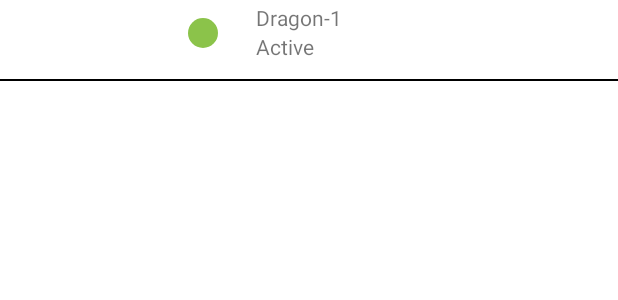
After one commit to mtalhayerlikaya/SatallitesInSpace, an Android app: the layout satellite_list_rv_item.xml on its own in the app's theme, with its tools: preview values and no code run, on a phone screen of 412 x 824 dp. The commit adds this screen. Shown: the top 300 px of the screen. Run offline under Robolectric (Android 15) with nearby library versions, the phone set to English and light mode, and no system bars; network calls fail.

Commit message:
fragment satellite list recyclerview created

```diff
--- a/app/src/main/AndroidManifest.xml
+++ b/app/src/main/AndroidManifest.xml
@@ -10,7 +10,7 @@
         android:icon="@mipmap/ic_launcher"
         android:label="@string/app_name"
         android:supportsRtl="true"
-        android:theme="@style/Theme.SatellitesInSpace"
+        android:theme="@style/Theme.SatellitesInSpace.NoActionBar"
         tools:targetApi="31">
         <activity
             android:name=".MainActivity"
--- /dev/null
+++ b/app/src/main/res/drawable/bg_green_circle.xml
@@ -0,0 +1,12 @@
+<?xml version="1.0" encoding="utf-8"?>
+<shape
+    xmlns:android="http://schemas.android.com/apk/res/android"
+    android:shape="oval">
+
+    <solid
+        android:color="#8BC34A"/>
+
+    <size
+        android:width="20dp"
+        android:height="20dp"/>
+</shape>
--- /dev/null
+++ b/app/src/main/res/drawable/bg_white_rounded.xml
@@ -0,0 +1,6 @@
+<?xml version="1.0" encoding="utf-8"?>
+<shape xmlns:android="http://schemas.android.com/apk/res/android">
+    <solid android:color="#ffffff"/>
+    <corners android:radius="20dp"/>
+
+</shape>
--- /dev/null
+++ b/app/src/main/res/layout/satellite_list_rv_item.xml
@@ -0,0 +1,49 @@
+<?xml version="1.0" encoding="utf-8"?>
+<androidx.constraintlayout.widget.ConstraintLayout xmlns:android="http://schemas.android.com/apk/res/android"
+    xmlns:app="http://schemas.android.com/apk/res-auto"
+    xmlns:tools="http://schemas.android.com/tools"
+    android:layout_width="match_parent"
+    android:layout_height="65dp">
+
+    <ImageView
+        android:id="@+id/imageView"
+        android:layout_width="wrap_content"
+        android:layout_height="wrap_content"
+        android:layout_marginStart="125dp"
+        android:layout_marginBottom="33dp"
+        android:background="@drawable/bg_green_circle"
+        app:layout_constraintBottom_toBottomOf="parent"
+        app:layout_constraintStart_toStartOf="parent">
+
+    </ImageView>
+
+    <TextView
+        android:id="@+id/satelliteName"
+        android:layout_width="wrap_content"
+        android:layout_height="wrap_content"
+        android:layout_marginStart="25dp"
+        android:layout_marginTop="-10dp"
+        android:text="Dragon-1"
+        app:layout_constraintStart_toEndOf="@+id/imageView"
+        app:layout_constraintTop_toTopOf="@+id/imageView" />
+
+    <TextView
+        android:id="@+id/isSatelliteActive"
+        android:layout_width="wrap_content"
+        android:layout_height="wrap_content"
+        android:text="Active"
+        app:layout_constraintStart_toStartOf="@+id/satelliteName"
+        app:layout_constraintTop_toBottomOf="@+id/satelliteName" />
+
+    <View
+        android:layout_width="match_parent"
+        android:layout_height="1dp"
+        android:background="@color/black"
+        app:layout_constraintStart_toStartOf="parent"
+        app:layout_constraintEnd_toEndOf="parent"
+        app:layout_constraintBottom_toBottomOf="parent"
+        app:layout_constraintTop_toBottomOf="@+id/isSatelliteActive"
+         />
+
+
+</androidx.constraintlayout.widget.ConstraintLayout>
--- a/app/src/main/res/values/colors.xml
+++ b/app/src/main/res/values/colors.xml
@@ -7,4 +7,5 @@
     <color name="teal_700">#FF018786</color>
     <color name="black">#FF000000</color>
     <color name="white">#FFFFFFFF</color>
+    <color name="satellite_list_background">#F6F6F6</color>
 </resources>
--- a/app/src/main/res/values/themes.xml
+++ b/app/src/main/res/values/themes.xml
@@ -13,4 +13,9 @@
         <item name="android:statusBarColor">?attr/colorPrimaryVariant</item>
         <!-- Customize your theme here. -->
     </style>
+    <style name="Theme.SatellitesInSpace.NoActionBar">
+        <item name="windowActionBar">false</item>
+        <item name="android:windowDisablePreview">true</item>
+        <item name="windowNoTitle">true</item>
+    </style>
 </resources>
```
Also changed, not shown: app/src/main/java/com/example/satellitesinspace/presentation/satellite_list/SatelliteListFragment.kt (+9 -3 lines), app/src/main/java/com/example/satellitesinspace/presentation/satellite_list/SatelliteRecyclerView.kt (added, +43 -0 lines), app/src/main/res/drawable/bg_red_circle.xml (added, +12 -0 lines), app/src/main/res/layout/fragment_satellite_list.xml (+29 -6 lines).
